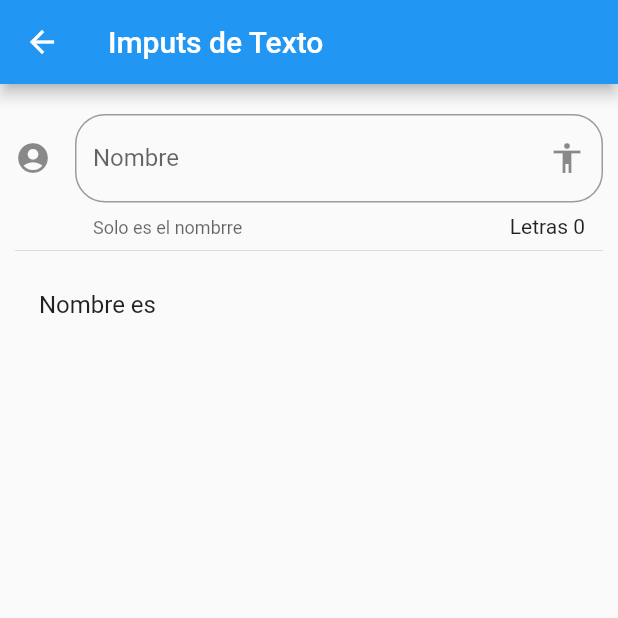
After one commit to ramirexweb/FlutterComponents, a Flutter app: the InputPage screen opened by its route, on a phone screen of 412 x 824 dp, the top half of it. The commit adds this screen. Run offline on Flutter 3.47's test engine with Material 2 defaults, Android fonts, the phone set to English and light mode, and no system bars.

Commit message:
el primer textfield

```diff
--- a/data/menu_opts.json
+++ b/data/menu_opts.json
@@ -20,6 +20,11 @@
             "ruta": "animatedContainer",
             "icon": "donut_large",
             "texto": "Animated Container"
+        },
+        {
+            "ruta": "inputs",
+            "icon": "input",
+            "texto": "Inputs"
         }
     ]
 }
--- /dev/null
+++ b/lib/src/pages/input.page.dart
@@ -0,0 +1,48 @@
+import 'package:flutter/material.dart';
+
+class InputPage extends StatefulWidget {
+  @override
+  _InputPageState createState() => _InputPageState();
+}
+
+class _InputPageState extends State<InputPage> {
+  String _nombre = '';
+  @override
+  Widget build(BuildContext context) {
+    return Scaffold(
+      appBar: AppBar(
+        title: Text('Imputs de Texto'),
+      ),
+      body: ListView(
+        padding: EdgeInsets.symmetric(horizontal: 10.0, vertical: 20.0),
+        children: [_crearInput(), Divider(), _crearPersona()],
+      ),
+    );
+  }
+
+  Widget _crearInput() {
+    return TextField(
+      // autofocus: true,
+      textCapitalization: TextCapitalization.sentences,
+      decoration: InputDecoration(
+          border: OutlineInputBorder(borderRadius: BorderRadius.circular(20.0)),
+          counter: Text('Letras ${_nombre.length}'),
+          hintText: 'Nombre de la Persona',
+          labelText: 'Nombre',
+          helperText: 'Solo es el nombrre',
+          suffixIcon: Icon(Icons.accessibility),
+          icon: Icon(Icons.account_circle)),
+      onChanged: (valor) {
+        setState(() {
+          _nombre = valor;
+        });
+      },
+    );
+  }
+
+  Widget _crearPersona() {
+    return ListTile(
+      title: Text('Nombre es $_nombre'),
+    );
+  }
+}
--- a/lib/src/routes/routes.dart
+++ b/lib/src/routes/routes.dart
@@ -3,6 +3,7 @@ import 'package:componentes/src/pages/animated_container.dart';
 import 'package:componentes/src/pages/avatar_page.dart';
 import 'package:componentes/src/pages/card_page.dart';
 import 'package:componentes/src/pages/home_page.dart';
+import 'package:componentes/src/pages/input.page.dart';
 import 'package:flutter/material.dart';
 
 Map<String, WidgetBuilder> getApplicationRoutes() {
@@ -11,6 +12,7 @@ Map<String, WidgetBuilder> getApplicationRoutes() {
     'alert': (BuildContext context) => AlertPage(),
     'avatar': (BuildContext context) => AvatarPage(),
     'card': (BuildContext context) => CardPage(),
-    'animatedContainer': (BuildContext context) => AnimatedContainerPage()
+    'animatedContainer': (BuildContext context) => AnimatedContainerPage(),
+    'inputs': (BuildContext context) => InputPage()
   };
 }
--- a/lib/src/utils/icono_string_util.dart
+++ b/lib/src/utils/icono_string_util.dart
@@ -4,7 +4,8 @@ final _icons = <String, IconData>{
   'add_alert': Icons.add_alert,
   'accessibility': Icons.accessibility,
   'folder_open': Icons.folder_open,
-  'donut_large': Icons.donut_large
+  'donut_large': Icons.donut_large,
+  'input': Icons.input
 };
 
 Icon getIcon(String nombreIcono) =>
```
